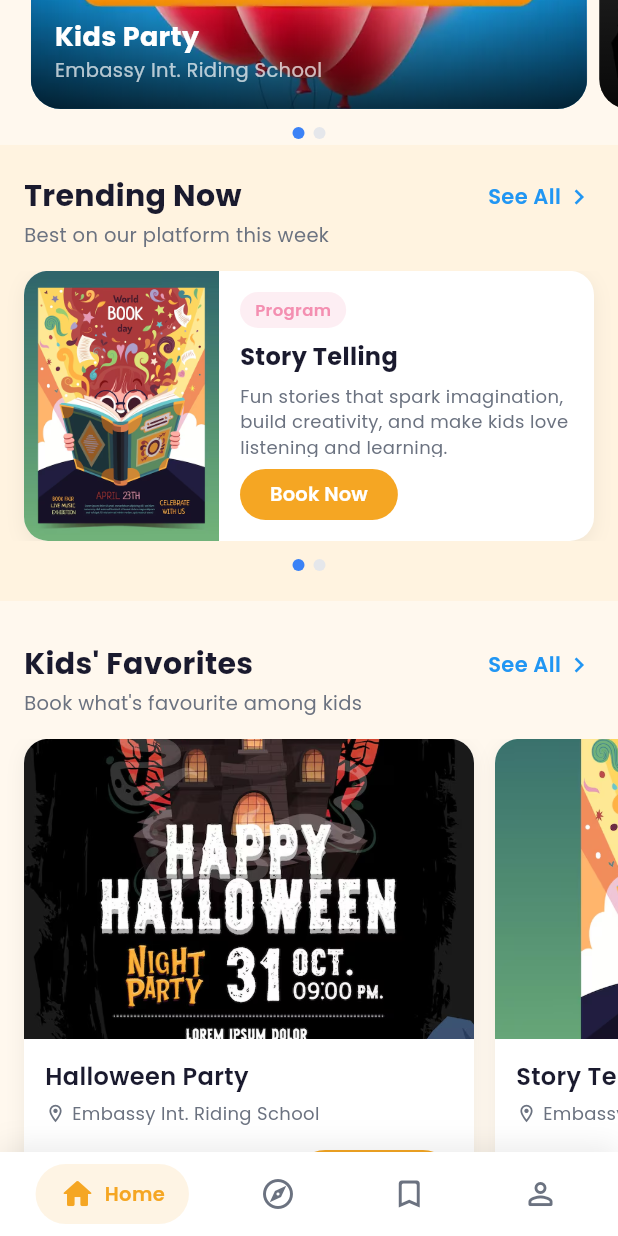
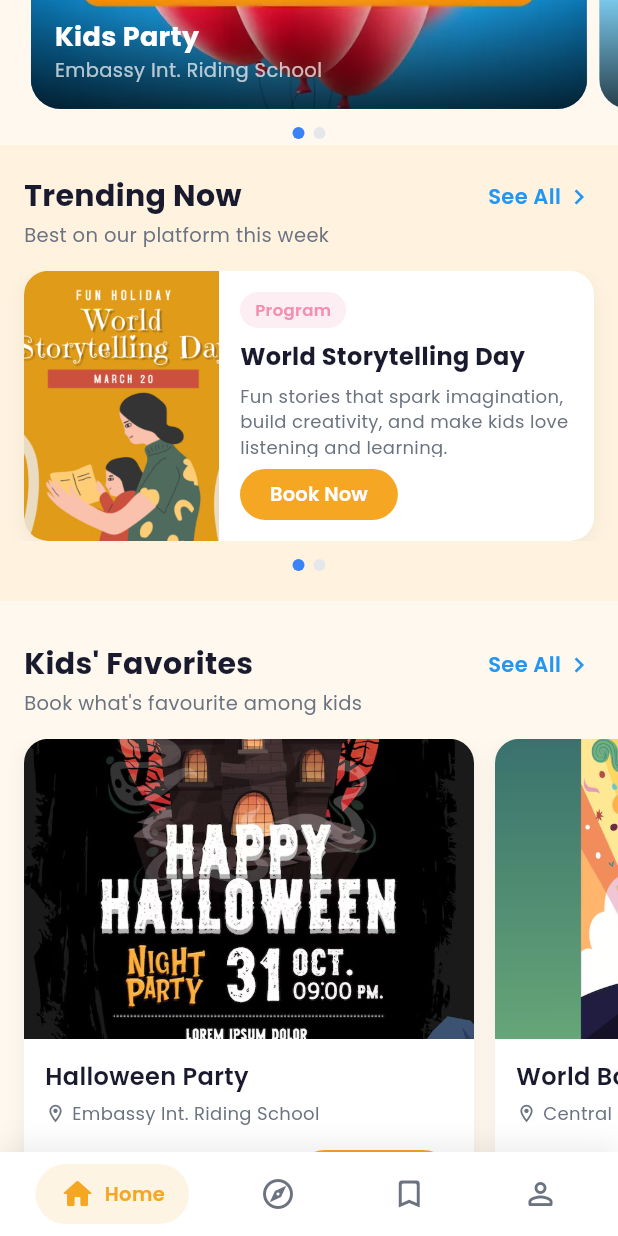
Before and after one commit to Vishesh0909/tlb-mobileUI, a Flutter app: the screen it shows after launch, scrolled down 1728 dp, on a phone screen of 412 x 824 dp. Run offline on Flutter 3.47's test engine with Material 3 defaults, Android fonts, the phone set to English and light mode, and no system bars; drawn by our look-alikes of smooth_page_indicator; our stand-ins replace flutter_rating_bar, google_fonts.

Commit message:
feat: update dummy data with new resource images and event entries

```diff
--- a/lib/data/dummy_data.dart
+++ b/lib/data/dummy_data.dart
@@ -70,9 +70,9 @@ class DummyData {
   // Spotlight events
   static const List<EventModel> spotlightEvents = [
     EventModel(
-      title: 'Story Telling',
+      title: 'World Storytelling Day',
       venue: 'Embassy Int. Riding School',
-      imagePath: 'assets/images/story_telling.png',
+      imagePath: 'assets/images/worldstorytelling.jpg',
     ),
     EventModel(
       title: 'Kids Party',
@@ -82,7 +82,7 @@ class DummyData {
     EventModel(
       title: 'Halloween Party',
       venue: 'City Convention Center',
-      imagePath: 'assets/images/halloween_party.png',
+      imagePath: 'assets/images/hallowween.jpg',
     ),
   ];
 
@@ -91,13 +91,13 @@ class DummyData {
     EventModel(
       title: 'Halloween Party',
       venue: 'Embassy Int. Riding School',
-      imagePath: 'assets/images/halloween_party.png',
+      imagePath: 'assets/images/hallowween.jpg',
       rating: 3.0,
       reviewCount: '3.5k reviews',
     ),
     EventModel(
-      title: 'Story Telling',
-      venue: 'Embassy Int. Riding School',
+      title: 'World Book Day',
+      venue: 'Central Library Hall',
       imagePath: 'assets/images/story_telling.png',
       rating: 4.0,
       reviewCount: '10k reviews',
@@ -112,18 +112,18 @@ class DummyData {
       imagePath: 'assets/images/kids_party.png',
     ),
     EventModel(
-      title: 'Halloween Party',
-      venue: 'City Convention Center',
-      imagePath: 'assets/images/halloween_party.png',
+      title: 'Summer Fete',
+      venue: 'Dalston Square',
+      imagePath: 'assets/images/summer_fete.jpg',
     ),
   ];
 
   // Trending Now
   static const List<EventModel> trendingNow = [
     EventModel(
-      title: 'Story Telling',
+      title: 'World Storytelling Day',
       venue: 'Embassy Int. Riding School',
-      imagePath: 'assets/images/story_telling.png',
+      imagePath: 'assets/images/worldstorytelling.jpg',
       tag: 'Program',
       description:
           'Fun stories that spark imagination, build creativity, and make kids love listening and learning.',
@@ -147,8 +147,8 @@ class DummyData {
       price: 200,
     ),
     EventModel(
-      title: 'Story Telling',
-      venue: 'Embassy Int. Riding School',
+      title: 'World Book Day',
+      venue: 'Central Library Hall',
       imagePath: 'assets/images/story_telling.png',
       price: 150,
     ),
@@ -157,15 +157,15 @@ class DummyData {
   // Featured Events
   static const List<EventModel> featuredEvents = [
     EventModel(
-      title: 'Story Telling',
-      venue: 'Embassy Int. Riding School',
+      title: 'World Book Day',
+      venue: 'Central Library Hall',
       imagePath: 'assets/images/story_telling.png',
       isFeatured: true,
     ),
     EventModel(
       title: 'Halloween Party',
-      venue: 'Embassy Int. Riding School',
-      imagePath: 'assets/images/halloween_party.png',
+      venue: 'City Convention Center',
+      imagePath: 'assets/images/hallowween.jpg',
       isFeatured: true,
     ),
   ];
--- a/pubspec.yaml
+++ b/pubspec.yaml
@@ -1,5 +1,5 @@
 name: tlb_mobile_ui
-description: "The Little Broadway - Event Booking App"
+description: "Event Booking App"
 publish_to: 'none'
 version: 1.0.0+1
 
```
